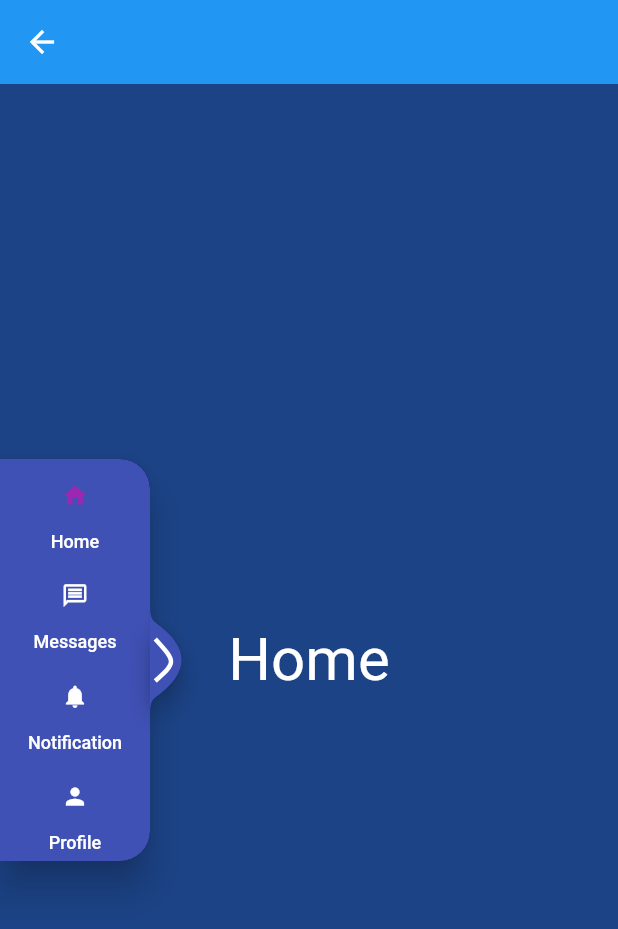
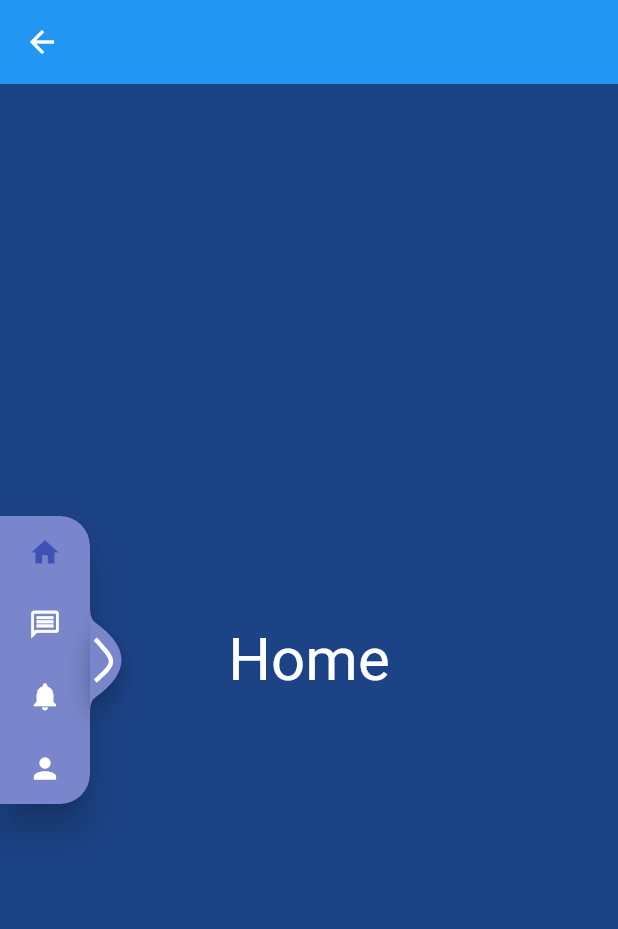
Before and after one commit to youssefali424/AnimatedRail, a Flutter app: the screen it shows after launch, after a tap on "new customizations", on a phone screen of 412 x 824 dp. Shown: the top 929 px of the screen. Run offline on Flutter 3.47's test engine with Material 2 defaults, Android fonts, the phone set to English and light mode, and no system bars.

Commit message:
fix icon padding options

```diff
--- a/example/lib/main.dart
+++ b/example/lib/main.dart
@@ -151,16 +151,17 @@ class NewCustomizations extends StatelessWidget {
         AppBar(),
         Expanded(
           child: AnimatedRail(
-            background: Colors.indigo,
-            maxWidth: 275,
-            width: 100,
+            background: Colors.indigo[300],
+            maxWidth: 200,
+            width: 60,
             railTileConfig: RailTileConfig(
-              iconSize: 18,
+              iconSize: 22,
               iconColor: Colors.white,
-              expandedTextStyle: TextStyle(fontSize: 25, color: Colors.white),
+              expandedTextStyle: TextStyle(fontSize: 15),
               collapsedTextStyle: TextStyle(fontSize: 12, color: Colors.white),
-              activeColor: Colors.purple,
+              activeColor: Colors.indigo,
               iconPadding: EdgeInsets.all(0),
+              hideCollapsedText: true,
             ),
             cursorSize: Size(70, 70),
             items: [
--- a/lib/animated_rail/animated_rail_raw.dart
+++ b/lib/animated_rail/animated_rail_raw.dart
@@ -417,7 +417,9 @@ class _AnimatedRailRawState extends State<AnimatedRailRaw>
                 expandedTextStyle: widget.railTileConfig?.expandedTextStyle,
                 iconSize: widget.railTileConfig?.iconSize,
                 minWidth: widget.width,
-                // config: RailTileConfig(),
+                iconPadding: widget.railTileConfig?.iconPadding,
+                hideCollapsedText:
+                    widget.railTileConfig?.hideCollapsedText ?? false,
               );
             }).toList(),
           );
--- a/lib/animated_rail/rail_item.dart
+++ b/lib/animated_rail/rail_item.dart
@@ -56,6 +56,10 @@ class RailTileConfig {
 
   /// default inactive icon and text color if the [RailItem] doesn't have one
   final Color? iconColor;
+
+  /// hide [RailItem.label] label when the rail is collapsed
+  final bool? hideCollapsedText;
+
   const RailTileConfig({
     this.iconBackground,
     this.activeColor,
@@ -64,5 +68,6 @@ class RailTileConfig {
     this.expandedTextStyle,
     this.iconSize,
     this.iconPadding,
+    this.hideCollapsedText,
   });
 }
--- a/lib/animated_rail/rail_tile.dart
+++ b/lib/animated_rail/rail_tile.dart
@@ -13,6 +13,7 @@ class RailTile extends StatelessWidget {
   final double minWidth;
   final double widthPercentage;
   final EdgeInsetsGeometry? iconPadding;
+  final bool hideCollapsedText;
   const RailTile({
     Key? key,
     required this.direction,
@@ -27,6 +28,7 @@ class RailTile extends StatelessWidget {
     required this.minWidth,
     required this.widthPercentage,
     this.iconPadding,
+    this.hideCollapsedText = false,
   }) : super(key: key);
 
   @override
@@ -51,6 +53,7 @@ class RailTile extends StatelessWidget {
                 margin: const EdgeInsets.symmetric(horizontal: 10, vertical: 5),
                 child: Column(
                   mainAxisSize: MainAxisSize.min,
+                  mainAxisAlignment: MainAxisAlignment.center,
                   children: [
                     Flexible(
                       child: Container(
@@ -59,7 +62,6 @@ class RailTile extends StatelessWidget {
                           color: backgroundColor,
                           borderRadius: BorderRadius.circular(10),
                         ),
-                        margin: const EdgeInsets.only(bottom: 5),
                         padding: iconPadding ??
                             const EdgeInsets.symmetric(vertical: 10),
                         child: IconTheme(
@@ -69,6 +71,7 @@ class RailTile extends StatelessWidget {
                         ),
                       ),
                     ),
+                    if (!hideCollapsedText)
                       Transform.translate(
                         offset: Offset(0, widthPercentage * -25),
                         child: Opacity(
@@ -76,7 +79,8 @@ class RailTile extends StatelessWidget {
                           child: Text(
                             label ?? '',
                             style: collapsedTextStyle?.merge(TextStyle(
-                                  fontSize: collapsedTextStyle?.fontSize ?? 15,
+                                    fontSize:
+                                        collapsedTextStyle?.fontSize ?? 15,
                                     color: collapsedTextStyle?.color ??
                                         iconColor)) ??
                                 TextStyle(
@@ -95,9 +99,11 @@ class RailTile extends StatelessWidget {
             Positioned.directional(
               child: Opacity(
                 opacity: widthPercentage,
-                child: Container(
-                  height: 100,
-                  padding: const EdgeInsets.only(bottom: 25),
+                child: Padding(
+                  padding: hideCollapsedText
+                      ? EdgeInsets.zero
+                      : EdgeInsets.only(
+                          bottom: (collapsedTextStyle?.fontSize ?? 15) + 10),
                   child: Center(
                     child: Text(
                       label ?? '',
@@ -111,6 +117,8 @@ class RailTile extends StatelessWidget {
               ),
               start: widthPercentage * minWidth,
               textDirection: direction,
+              top: 0,
+              bottom: 0,
             )
           ],
         ),
```
Lines whose indentation alone changed are shown as unchanged.
